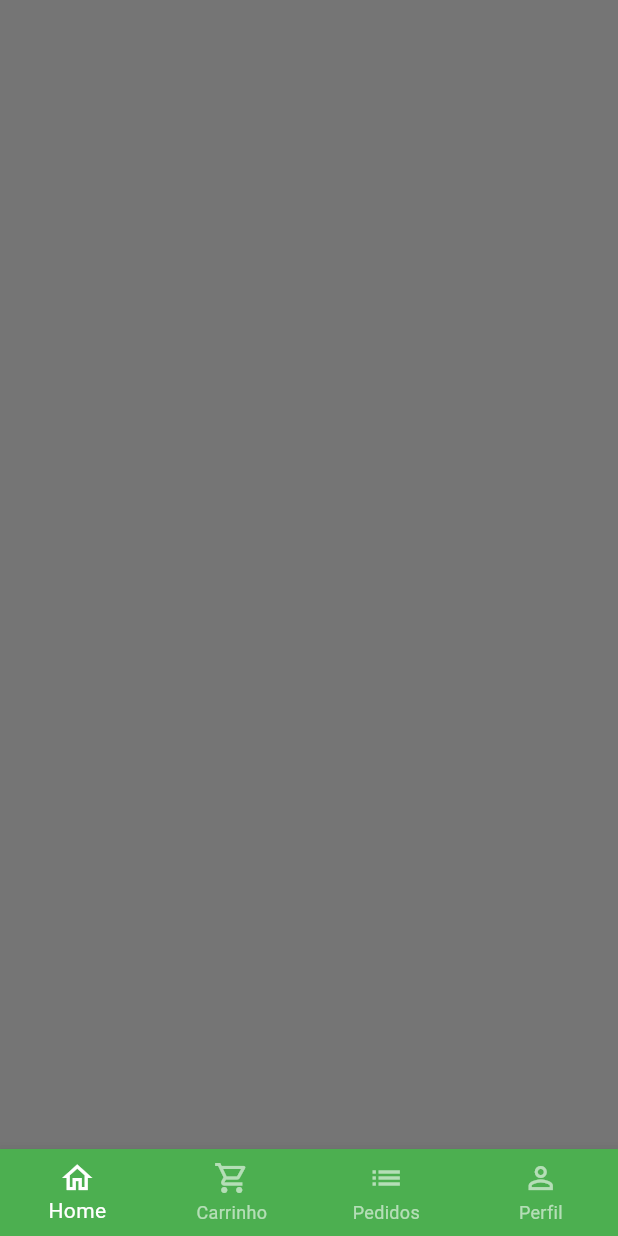
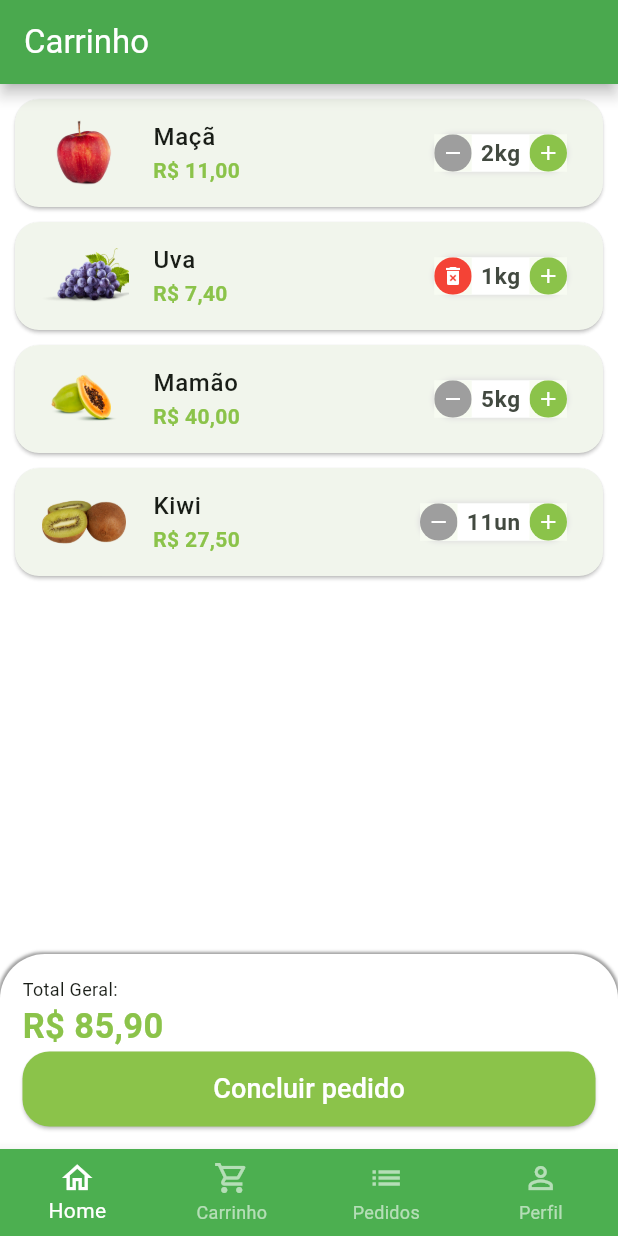
Before and after one commit to CaioReis29/greenGroocer, a Flutter app: the BaseScreen screen opened directly, swiped to page 2, on a phone screen of 412 x 824 dp. Run offline on Flutter 3.47's test engine with Material 2 defaults, Android fonts, the phone set to English and light mode, and no system bars; our stand-ins replace animated_text_kit, badges, mask_text_input_formatter.

Commit message:
feat: created the order confirmation screen

```diff
--- a/lib/main.dart
+++ b/lib/main.dart
@@ -1,5 +1,6 @@
 import 'package:flutter/material.dart';
 import 'package:greengrocer/src/screens/auth/sign_in_screen.dart';
+import 'package:greengrocer/src/theme/my_theme.dart';
 
 void main() {
   runApp(const MyApp());
@@ -12,12 +13,7 @@ class MyApp extends StatelessWidget {
   Widget build(BuildContext context) {
     return MaterialApp(
       debugShowCheckedModeBanner: false,
-      theme: ThemeData(
-        primarySwatch: Colors.green,
-        colorScheme: ColorScheme.fromSeed(seedColor: Colors.green),
-        useMaterial3: true,
-        scaffoldBackgroundColor: Colors.white.withAlpha(190),
-      ),
+      theme: myTheme,
       home: const SignInScreen(),
     );
   }
--- a/lib/src/config/app_data.dart
+++ b/lib/src/config/app_data.dart
@@ -1,3 +1,5 @@
+import 'package:greengrocer/src/models/cart_item_model.dart';
+
 import '../models/item_model.dart';
 
 ItemModel apple = ItemModel(
@@ -47,7 +49,7 @@ ItemModel mango = ItemModel(
 
 ItemModel papaya = ItemModel(
   imageUrl: 'assets/img/fruits/papaya.png',
-  itemName: 'Mamão papaya',
+  itemName: 'Mamão',
   price: 8,
   unit: 'kg',
   description:
@@ -72,3 +74,10 @@ final List<String> categories = [
     "Legumes",
     "Orgânicos",
   ];
+
+List<CartItemModel> cartItem = [
+  CartItemModel(item: apple, quantity: 2),
+  CartItemModel(item: grape, quantity: 1),
+  CartItemModel(item: papaya, quantity: 5),
+  CartItemModel(item: kiwi, quantity: 11),
+];
--- /dev/null
+++ b/lib/src/models/cart_item_model.dart
@@ -0,0 +1,11 @@
+import 'package:greengrocer/src/models/item_model.dart';
+
+class CartItemModel {
+  ItemModel item;
+  int quantity;
+  CartItemModel({
+    required this.item,
+    required this.quantity,
+  });
+  double totalPrice() => item.price * quantity;
+}
--- a/lib/src/screens/base/base_screen.dart
+++ b/lib/src/screens/base/base_screen.dart
@@ -1,4 +1,5 @@
 import 'package:flutter/material.dart';
+import 'package:greengrocer/src/screens/cart/cart_tab.dart';
 import 'package:greengrocer/src/screens/home/home_tab.dart';
 
 class BaseScreen extends StatefulWidget {
@@ -19,10 +20,8 @@ class _BaseScreenState extends State<BaseScreen> {
         controller: pageController,
         physics: const NeverScrollableScrollPhysics(),
         children: [
-          HomeTab(),
-          Container(
-            color: Colors.black54,
-          ),
+          const HomeTab(),
+          CartTab(),
           Container(
             color: Colors.black38,
           ),
--- /dev/null
+++ b/lib/src/screens/cart/cart_tab.dart
@@ -0,0 +1,145 @@
+import 'package:flutter/material.dart';
+import 'package:greengrocer/src/config/custom_colors.dart';
+import 'package:greengrocer/src/models/cart_item_model.dart';
+import 'package:greengrocer/src/screens/cart/components/cart_tile.dart';
+import 'package:greengrocer/src/services/utils_services.dart';
+import 'package:greengrocer/src/config/app_data.dart' as app_data;
+
+class CartTab extends StatefulWidget {
+  const CartTab({super.key});
+
+  @override
+  State<CartTab> createState() => _CartTabState();
+}
+
+class _CartTabState extends State<CartTab> {
+  final UtilsServices utilsServices = UtilsServices();
+
+  void removeItemFromCart(CartItemModel cartItem) => setState(
+        () => app_data.cartItem.remove(cartItem),
+      );
+
+  double cartTotalPrice() {
+    double total = 0;
+    for (var item in app_data.cartItem) {
+      total += item.totalPrice();
+    }
+    return total;
+  }
+
+  @override
+  Widget build(BuildContext context) {
+    return Scaffold(
+      appBar: AppBar(
+        title: const Text(
+          'Carrinho',
+          style: TextStyle(
+            color: Colors.white,
+          ),
+        ),
+        backgroundColor: Colors.green,
+        shadowColor: Colors.black,
+        elevation: 4,
+      ),
+      body: Column(
+        children: [
+          Expanded(
+            child: ListView.builder(
+              itemCount: app_data.cartItem.length,
+              itemBuilder: (c, i) => CartTile(
+                cartItem: app_data.cartItem[i],
+                remove: removeItemFromCart,
+              ),
+            ),
+          ),
+          Container(
+            padding: const EdgeInsets.all(15),
+            decoration: BoxDecoration(
+              color: Colors.white,
+              borderRadius: const BorderRadius.vertical(
+                top: Radius.circular(30),
+              ),
+              boxShadow: [
+                BoxShadow(
+                  color: Colors.grey.shade500,
+                  blurRadius: 1,
+                  spreadRadius: 1,
+                ),
+              ],
+            ),
+            child: Column(
+              crossAxisAlignment: CrossAxisAlignment.stretch,
+              children: [
+                const Text(
+                  "Total Geral:",
+                  style: TextStyle(
+                    fontSize: 12,
+                  ),
+                ),
+                Text(
+                  utilsServices.priceToCurrency(
+                    cartTotalPrice(),
+                  ),
+                  style: TextStyle(
+                    fontSize: 23,
+                    color: CustomColors.customSwatchColor,
+                    fontWeight: FontWeight.bold,
+                  ),
+                ),
+                SizedBox(
+                  height: 50,
+                  child: ElevatedButton(
+                    onPressed: () async {
+                      bool? result = await showOrderConfirmation();
+                    },
+                    style: ElevatedButton.styleFrom(
+                      backgroundColor: CustomColors.customSwatchColor,
+                      shape: RoundedRectangleBorder(
+                        borderRadius: BorderRadius.circular(18),
+                      ),
+                    ),
+                    child: const Text(
+                      "Concluir pedido",
+                      style: TextStyle(
+                        color: Colors.white,
+                        fontSize: 18,
+                      ),
+                    ),
+                  ),
+                ),
+              ],
+            ),
+          ),
+        ],
+      ),
+    );
+  }
+
+  Future<bool?> showOrderConfirmation() {
+    return showDialog(
+      context: context,
+      builder: (c) => AlertDialog(
+        title: const Text("Confirmação"),
+        content: const Text("Deseja realmente concluir esse pedido?"),
+        actions: [
+          TextButton(
+            onPressed: () => Navigator.of(context).pop(false),
+            child: const Text("Não"),
+          ),
+          ElevatedButton(
+            onPressed: () {},
+            style: ElevatedButton.styleFrom(
+              backgroundColor: Colors.green,
+            ),
+            child: const Text(
+              "Sim",
+              style: TextStyle(
+                color: Colors.white,
+              ),
+            ),
+          ),
+        ],
+      ),
+    );
+  }
+}
--- /dev/null
+++ b/lib/src/screens/cart/components/cart_tile.dart
@@ -0,0 +1,66 @@
+import 'package:flutter/material.dart';
+import 'package:greengrocer/src/config/custom_colors.dart';
+import 'package:greengrocer/src/models/cart_item_model.dart';
+import 'package:greengrocer/src/screens/common/quantity_widget.dart';
+import 'package:greengrocer/src/services/utils_services.dart';
+
+class CartTile extends StatefulWidget {
+  final CartItemModel cartItem;
+  final Function(CartItemModel) remove;
+
+  const CartTile({
+    Key? key,
+    required this.cartItem,
+    required this.remove,
+  }) : super(key: key);
+
+  @override
+  State<CartTile> createState() => _CartTileState();
+}
+
+class _CartTileState extends State<CartTile> {
+  final UtilsServices utilsServices = UtilsServices();
+
+  @override
+  Widget build(BuildContext context) {
+    return Card(
+      margin: const EdgeInsets.fromLTRB(10, 10, 10, 0),
+      shape: RoundedRectangleBorder(
+        borderRadius: BorderRadius.circular(16),
+      ),
+      child: ListTile(
+        leading: Image.asset(
+          widget.cartItem.item.imageUrl,
+          height: 60,
+          width: 60,
+        ),
+        title: Text(
+          widget.cartItem.item.itemName,
+          style: const TextStyle(
+            fontWeight: FontWeight.w500,
+          ),
+        ),
+        subtitle: Text(
+          utilsServices.priceToCurrency(
+            widget.cartItem.totalPrice(),
+          ),
+          style: TextStyle(
+            color: CustomColors.customSwatchColor,
+            fontWeight: FontWeight.bold,
+          ),
+        ),
+        trailing: QuantityWidget(
+          value: widget.cartItem.quantity,
+          suffixText: widget.cartItem.item.unit,
+          result: (quantity) {
+            setState(() {
+              widget.cartItem.quantity = quantity;
+              if(quantity == 0)  widget.remove(widget.cartItem);
+            });
+          },
+          isRemovable: true,
+        ),
+      ),
+    );
+  }
+}
--- a/lib/src/screens/home/common/quantity_widget.dart
+++ b/lib/src/screens/common/quantity_widget.dart
@@ -9,11 +9,13 @@ class QuantityWidget extends StatelessWidget {
     required this.value,
     required this.suffixText,
     required this.result,
+    this.isRemovable = false,
   }) : super(key: key);
 
   final int value;
   final String suffixText;
   final Function(int quantity) result;
+  final bool isRemovable;
 
   @override
   Widget build(BuildContext context) {
@@ -30,12 +32,13 @@ class QuantityWidget extends StatelessWidget {
         ],
       ),
       child: Row(
+        mainAxisSize: MainAxisSize.min,
         children: [
           _QuantityButton(
-            Colors.grey,
-            Icons.remove,
+            !isRemovable || value > 1 ?Colors.grey : Colors.red,
+            !isRemovable || value > 1 ? Icons.remove : Icons.delete_forever,
             () {
-              if (value == 1) return;
+              (value == 1 && isRemovable);
               int resultCount = value - 1;
               result(resultCount);
             },
--- a/lib/src/screens/home/components/item_title.dart
+++ b/lib/src/screens/home/components/item_title.dart
@@ -2,7 +2,7 @@ import 'package:flutter/material.dart';
 import 'package:greengrocer/src/config/custom_colors.dart';
 
 import 'package:greengrocer/src/models/item_model.dart';
-import 'package:greengrocer/src/screens/produdct/product_screen.dart';
+import 'package:greengrocer/src/screens/product/product_screen.dart';
 import 'package:greengrocer/src/services/utils_services.dart';
 
 class ItemTitle extends StatelessWidget {
--- a/lib/src/screens/produdct/product_screen.dart
+++ b/lib/src/screens/product/product_screen.dart
@@ -2,7 +2,7 @@ import 'package:flutter/material.dart';
 import 'package:greengrocer/src/config/custom_colors.dart';
 
 import 'package:greengrocer/src/models/item_model.dart';
-import 'package:greengrocer/src/screens/home/common/quantity_widget.dart';
+import 'package:greengrocer/src/screens/common/quantity_widget.dart';
 import 'package:greengrocer/src/services/utils_services.dart';
 
 class ProductScreen extends StatefulWidget {
--- /dev/null
+++ b/lib/src/theme/my_theme.dart
@@ -0,0 +1,8 @@
+import 'package:flutter/material.dart';
+
+final ThemeData myTheme = ThemeData(
+  primarySwatch: Colors.green,
+  colorScheme: ColorScheme.fromSeed(seedColor: Colors.green),
+  useMaterial3: true,
+  scaffoldBackgroundColor: Colors.white.withAlpha(190),
+);
```
